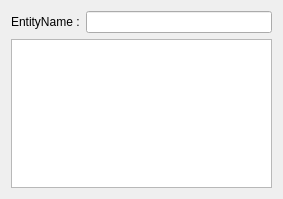
The window that src/Editor/BoltQtWidgets/EntityPropertyWidget.ui (FcTD4mN/Bolt) describes before a commit, drawn with Qt 5.
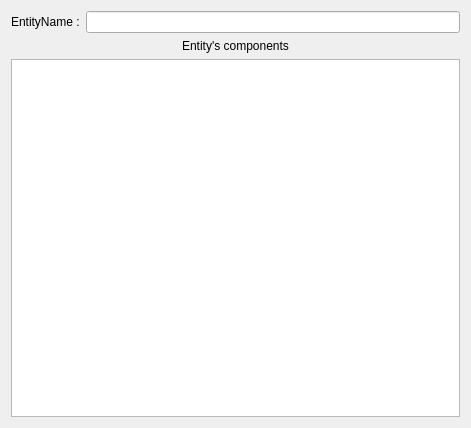
The same window after the commit.

```diff
--- a/src/Editor/BoltQtWidgets/EntityPropertyWidget.ui
+++ b/src/Editor/BoltQtWidgets/EntityPropertyWidget.ui
@@ -6,8 +6,8 @@
    <rect>
     <x>0</x>
     <y>0</y>
-    <width>283</width>
-    <height>199</height>
+    <width>471</width>
+    <height>428</height>
    </rect>
   </property>
   <property name="windowTitle">
@@ -30,6 +30,16 @@
        </item>
       </layout>
      </item>
+     <item>
+      <widget class="QLabel" name="labelComponents">
+       <property name="text">
+        <string>Entity's components</string>
+       </property>
+       <property name="alignment">
+        <set>Qt::AlignCenter</set>
+       </property>
+      </widget>
+     </item>
      <item>
       <widget class="QTreeView" name="treeView">
        <property name="alternatingRowColors">
```
